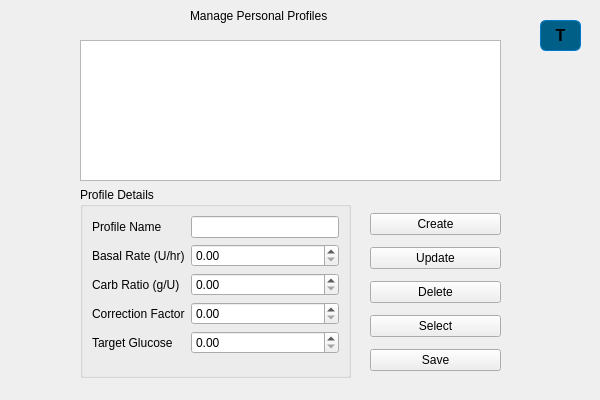
Above: code/settings.ui from xHWAHx/InsulinPumpSimulator-Group35 before the change. Below: the same form after it.
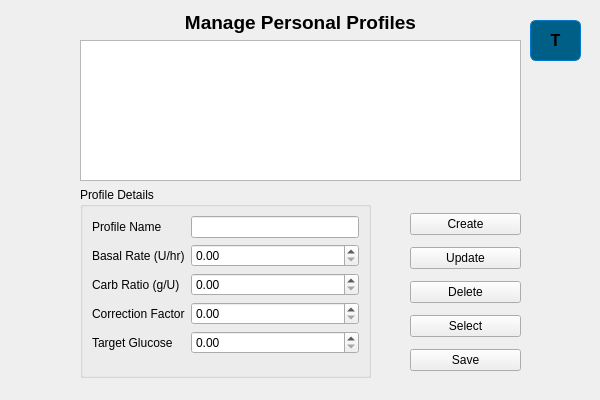
That is the form after the change.

Patch:
```diff
--- a/code/settings.ui
+++ b/code/settings.ui
@@ -13,22 +13,32 @@
   <widget class="QLabel" name="titleLabel">
    <property name="geometry">
     <rect>
-     <x>190</x>
+     <x>80</x>
      <y>7</y>
-     <width>163</width>
-     <height>17</height>
+     <width>441</width>
+     <height>31</height>
     </rect>
    </property>
+   <property name="font">
+    <font>
+     <pointsize>14</pointsize>
+     <weight>75</weight>
+     <bold>true</bold>
+    </font>
+   </property>
    <property name="text">
     <string>Manage Personal Profiles</string>
    </property>
+   <property name="alignment">
+    <set>Qt::AlignCenter</set>
+   </property>
   </widget>
   <widget class="QListWidget" name="profileList">
    <property name="geometry">
     <rect>
      <x>80</x>
      <y>40</y>
-     <width>421</width>
+     <width>441</width>
      <height>141</height>
     </rect>
    </property>
@@ -38,7 +48,7 @@
     <rect>
      <x>80</x>
      <y>187</y>
-     <width>271</width>
+     <width>291</width>
      <height>191</height>
     </rect>
    </property>
@@ -101,10 +111,10 @@
   <widget class="QPushButton" name="logoButton">
    <property name="geometry">
     <rect>
-     <x>540</x>
+     <x>530</x>
      <y>20</y>
-     <width>41</width>
-     <height>31</height>
+     <width>51</width>
+     <height>41</height>
     </rect>
    </property>
    <property name="styleSheet">
@@ -135,9 +145,9 @@
   <widget class="QWidget" name="verticalLayoutWidget">
    <property name="geometry">
     <rect>
-     <x>370</x>
+     <x>410</x>
      <y>207</y>
-     <width>131</width>
+     <width>111</width>
      <height>171</height>
     </rect>
    </property>
```
